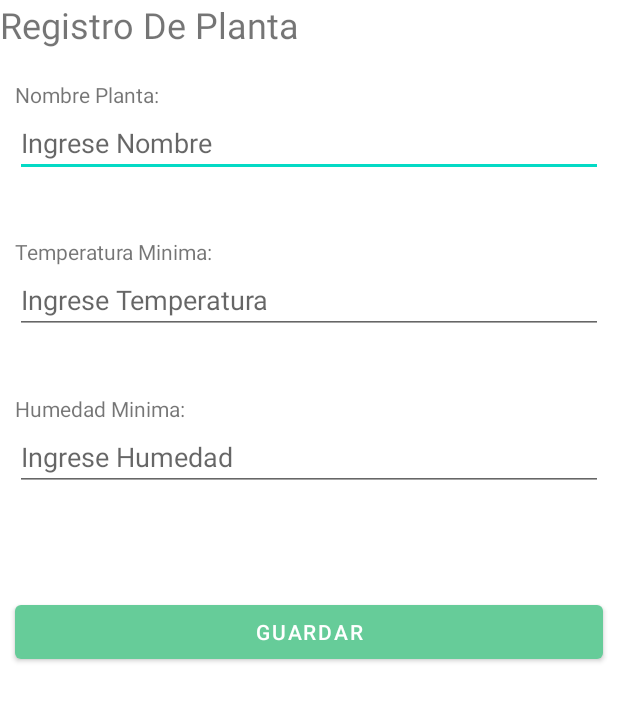
After one commit to afgomez20/PST_PRO_G2, an Android app: the IngresoPlantaActivity screen opened directly, with no data from a screen before it, on a phone screen of 412 x 824 dp. The commit adds this screen. Shown: the top 701 px of the screen. Run offline under Robolectric (Android 15) with nearby library versions, the phone set to English and light mode, and no system bars.

Commit message:
terminado ingreso de plantas activity

```diff
--- a/PIS_ADAS/app/src/main/AndroidManifest.xml
+++ b/PIS_ADAS/app/src/main/AndroidManifest.xml
@@ -9,6 +9,9 @@
         android:roundIcon="@mipmap/ic_index_round"
         android:supportsRtl="true"
         android:theme="@style/Theme.PIS_ADAS">
+        <activity
+            android:name=".IngresoPlantaActivity"
+            android:exported="false" />
         <activity
             android:name=".RegistroActivity"
             android:exported="false" />
@@ -26,7 +29,7 @@
         </activity>
         <activity
             android:name=".MainActivity"
-            android:exported="true"></activity>
+            android:exported="true" />
     </application>
 
 </manifest>
--- /dev/null
+++ b/PIS_ADAS/app/src/main/java/com/example/pis_adas/IngresoPlantaActivity.java
@@ -0,0 +1,57 @@
+package com.example.pis_adas;
+
+import androidx.appcompat.app.AppCompatActivity;
+
+import android.content.Intent;
+import android.os.Bundle;
+import android.view.View;
+import android.widget.EditText;
+import android.widget.Switch;
+import android.widget.Toast;
+
+import com.example.pis_adas.clases.Data;
+import com.example.pis_adas.clases.ListPlanta;
+
+import java.util.Locale;
+
+public class IngresoPlantaActivity extends AppCompatActivity {
+    Integer indice;
+    EditText tem_minina;
+    EditText hum_minima;
+    EditText nom_planta;
+
+
+    @Override
+    protected void onCreate(Bundle savedInstanceState) {
+        super.onCreate(savedInstanceState);
+        setContentView(R.layout.activity_ingreso_planta);
+    }
+
+    public void registrado(View view){
+        tem_minina = (EditText)findViewById(R.id.tem_minima);
+        hum_minima = (EditText)findViewById(R.id.hum_minima);
+        nom_planta = (EditText)findViewById(R.id.nom_planta);
+        Intent in = new Intent(this,MenuActivity.class);
+
+        for(int i = 0; i< Data.plantas.length; i++){
+            System.out.println(Data.plantas[i][0].toUpperCase().equals(nom_planta.getText().toString().toUpperCase()));
+            System.out.println(Data.plantas[i][0].toUpperCase());
+            System.out.println(nom_planta.getText().toString().toUpperCase());
+            if(Data.plantas[i][0].toUpperCase().equals(nom_planta.getText().toString().toUpperCase())){
+                indice = i;
+
+            }
+
+        }
+        if (indice == null){
+            Toast.makeText(this,"Tipo de planta no valida.",Toast.LENGTH_SHORT).show();
+            startActivity(in);
+            finish();
+            return;
+        }
+        Data.plantasList.add(new ListPlanta(nom_planta.getText().toString(),new Float(tem_minina.getText().toString()),new Float(hum_minima.getText().toString()),Data.plantasImg[indice]));
+        Toast.makeText(this,"Planta ingresada con éxito",Toast.LENGTH_SHORT).show();
+        startActivity(in);
+        finish();
+    }
+}
--- a/PIS_ADAS/app/src/main/java/com/example/pis_adas/MenuActivity.java
+++ b/PIS_ADAS/app/src/main/java/com/example/pis_adas/MenuActivity.java
@@ -4,6 +4,7 @@ import androidx.appcompat.app.AppCompatActivity;
 import androidx.recyclerview.widget.LinearLayoutManager;
 import androidx.recyclerview.widget.RecyclerView;
 
+import android.content.Intent;
 import android.os.Bundle;
 import android.view.LayoutInflater;
 import android.view.View;
@@ -63,4 +64,10 @@ public class MenuActivity extends AppCompatActivity {
             }
         });
     }
+
+    public void registro(View view){
+        Intent i = new Intent(this,IngresoPlantaActivity.class);
+        startActivity(i);
+        finish();
+    }
 }
--- /dev/null
+++ b/PIS_ADAS/app/src/main/res/layout/activity_ingreso_planta.xml
@@ -0,0 +1,89 @@
+<?xml version="1.0" encoding="utf-8"?>
+<LinearLayout xmlns:android="http://schemas.android.com/apk/res/android"
+    xmlns:app="http://schemas.android.com/apk/res-auto"
+    xmlns:tools="http://schemas.android.com/tools"
+    android:layout_width="match_parent"
+    android:layout_height="match_parent"
+    android:orientation="vertical"
+    tools:context=".IngresoPlantaActivity">
+
+    <TextView
+        android:id="@+id/textView3"
+        android:layout_width="match_parent"
+        android:layout_height="53dp"
+        android:text="Registro De Planta"
+        android:textSize="24sp" />
+
+    <TextView
+        android:layout_width="wrap_content"
+        android:layout_height="wrap_content"
+        android:layout_marginLeft="10dp"
+        android:layout_marginRight="10dp"
+        android:text="Nombre Planta:" />
+
+    <EditText
+        android:id="@+id/nom_planta"
+        android:layout_width="match_parent"
+        android:layout_height="wrap_content"
+        android:layout_marginLeft="10dp"
+        android:layout_marginRight="10dp"
+        android:layout_marginBottom="40dp"
+        android:ems="10"
+        android:hint="Ingrese Nombre"
+        android:inputType="textPersonName"
+        tools:ignore="TouchTargetSizeCheck" />
+
+    <TextView
+        android:id="@+id/textView5"
+        android:layout_width="match_parent"
+        android:layout_height="wrap_content"
+        android:layout_marginLeft="10dp"
+        android:layout_marginRight="10dp"
+        android:text="Temperatura Minima:" />
+
+    <EditText
+        android:id="@+id/tem_minima"
+        android:layout_width="match_parent"
+        android:layout_height="wrap_content"
+        android:layout_marginLeft="10dp"
+        android:layout_marginRight="10dp"
+        android:layout_marginBottom="40dp"
+        android:ems="10"
+        android:hint="Ingrese Temperatura"
+        android:inputType="textPersonName"
+        tools:ignore="TouchTargetSizeCheck" />
+
+    <TextView
+        android:id="@+id/textView6"
+        android:layout_width="match_parent"
+        android:layout_height="wrap_content"
+        android:layout_marginLeft="10dp"
+        android:layout_marginRight="10dp"
+        android:text="Humedad Minima:" />
+
+    <EditText
+        android:id="@+id/hum_minima"
+        android:layout_width="match_parent"
+        android:layout_height="wrap_content"
+        android:layout_marginLeft="10dp"
+        android:layout_marginRight="10dp"
+        android:layout_marginBottom="40dp"
+        android:ems="10"
+        android:hint="Ingrese Humedad"
+        android:inputType="textPersonName"
+        tools:ignore="TouchTargetSizeCheck" />
+
+    <Button
+        android:id="@+id/botonGuardar"
+        android:layout_width="match_parent"
+        android:layout_height="wrap_content"
+        android:layout_marginLeft="10dp"
+        android:layout_marginTop="30dp"
+        android:layout_marginRight="10dp"
+        android:onClick="registrado"
+        android:text="GUARDAR"
+        android:textAllCaps="true"
+        android:textColor="#FFFFFF"
+        app:backgroundTint="#66CC99" />
+
+</LinearLayout>
--- a/PIS_ADAS/app/src/main/res/layout/activity_menu.xml
+++ b/PIS_ADAS/app/src/main/res/layout/activity_menu.xml
@@ -39,6 +39,7 @@
             android:id="@+id/buttonInPlanta"
             android:layout_width="wrap_content"
             android:layout_height="wrap_content"
+            android:onClick="registro"
             android:text="Ingresar Planta"
             app:backgroundTint="#66CC99"
             app:iconTint="@android:color/primary_text_dark_nodisable"
```
